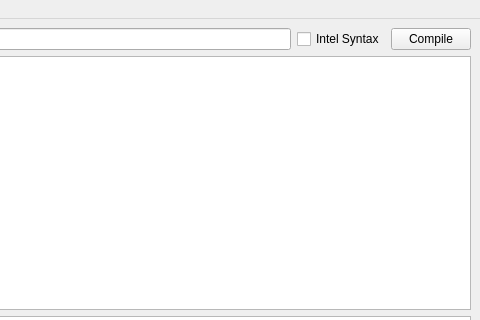
Above: mainwindow.ui from Waqar144/QCompilerExplorer before the change; both pictures show x 320 to 800 and y 0 to 320 of the 800 by 600 pixel window. Below: the same form after it.
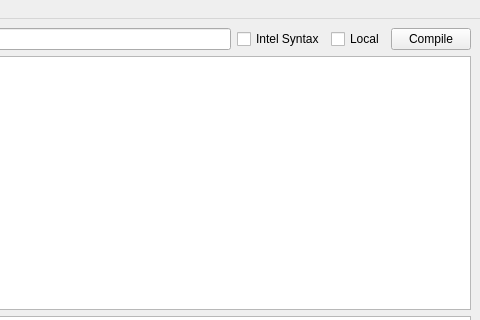
That is the form after the change. Custom widgets are drawn as their Qt base class.

```diff
--- a/mainwindow.ui
+++ b/mainwindow.ui
@@ -52,6 +52,13 @@
             </property>
            </widget>
           </item>
+          <item>
+           <widget class="QCheckBox" name="localCheckbox">
+            <property name="text">
+             <string>Local</string>
+            </property>
+           </widget>
+          </item>
           <item>
            <widget class="QPushButton" name="compileButton">
             <property name="text">
```
Left out of the diff: 2 changed lines with no effect on the pictures.
